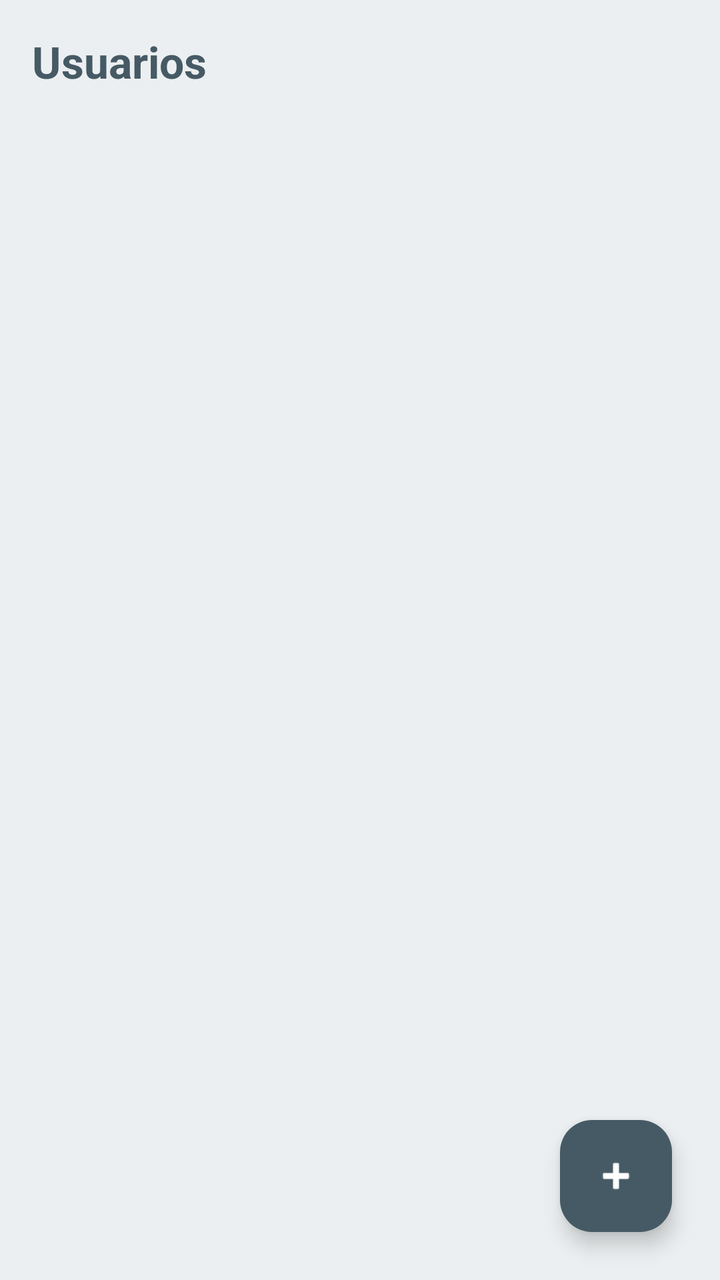
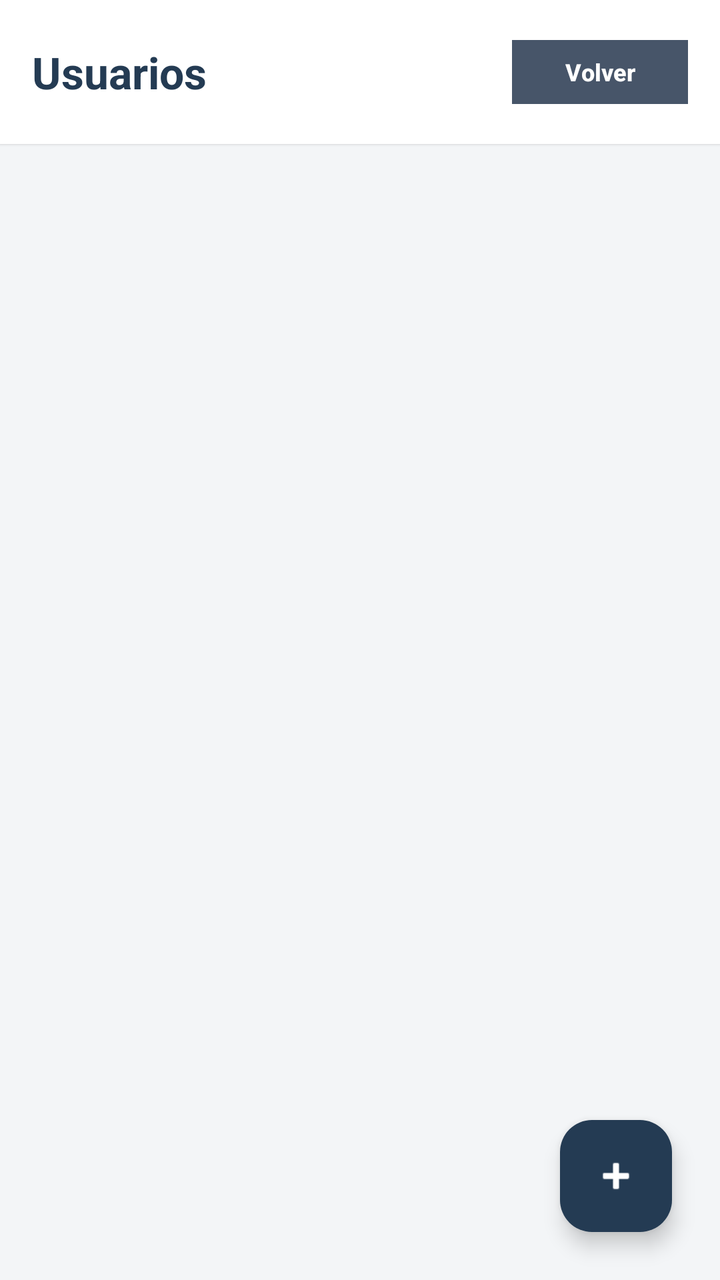

The first picture is an Android layout as it rendered before a commit; the second is the same layout after the commit. The layout source and the unified diff follow.
<!-- AndroidManifest.xml: application theme Theme.SistemaDeBodega -->
<!-- res/layout/activity_usuarios.xml -->
<?xml version="1.0" encoding="utf-8"?>
<androidx.coordinatorlayout.widget.CoordinatorLayout xmlns:android="http://schemas.android.com/apk/res/android"
    xmlns:app="http://schemas.android.com/apk/res-auto"
    android:layout_width="match_parent"
    android:layout_height="match_parent"
    android:background="@color/background">

    <LinearLayout
        android:layout_width="match_parent"
        android:layout_height="match_parent"
        android:orientation="vertical"
        android:padding="16dp">

        <TextView
            android:layout_width="match_parent"
            android:layout_height="wrap_content"
            android:layout_marginBottom="16dp"
            android:text="@string/user_titulo"
            android:textColor="@color/primary"
            android:textSize="22sp"
            android:textStyle="bold" />

        <androidx.recyclerview.widget.RecyclerView
            android:id="@+id/rvUsuarios"
            android:layout_width="match_parent"
            android:layout_height="match_parent" />

    </LinearLayout>

    <com.google.android.material.floatingactionbutton.FloatingActionButton
        android:id="@+id/fabNuevoUsuario"
        android:layout_width="wrap_content"
        android:layout_height="wrap_content"
        android:layout_gravity="bottom|end"
        android:layout_margin="24dp"
        android:backgroundTint="@color/primary"
        android:contentDescription="@string/btn_nuevo_usuario"
        app:tint="@color/white"
        android:src="@android:drawable/ic_input_add" />

</androidx.coordinatorlayout.widget.CoordinatorLayout>
<!-- resources referenced by this layout -->
<resources>
  <color name="background">#ECEFF1</color>
  <color name="primary">#455A64</color>
  <color name="white">#FFFFFFFF</color>
  <string name="btn_nuevo_usuario">Nuevo Usuario</string>
  <string name="user_titulo">Usuarios</string>
  <style name="Theme.SistemaDeBodega" parent="Base.Theme.SistemaDeBodega" />
  <style name="Base.Theme.SistemaDeBodega" parent="Theme.Material3.DayNight.NoActionBar">
  
          
          <item name="materialButtonStyle">@style/BotonCuadrado</item>
  
      </style>
  <style name="BotonCuadrado" parent="Widget.Material3.Button">
  
          <item name="cornerRadius">0dp</item>
  
      </style>
</resources>

<!-- the commit's change to res/layout/activity_usuarios.xml (unified diff, before → after) -->
@@ -3,27 +3,55 @@
     xmlns:app="http://schemas.android.com/apk/res-auto"
     android:layout_width="match_parent"
     android:layout_height="match_parent"
-    android:background="@color/background">
+    android:background="#F3F5F7">
 
     <LinearLayout
         android:layout_width="match_parent"
         android:layout_height="match_parent"
-        android:orientation="vertical"
-        android:padding="16dp">
+        android:orientation="vertical">
 
-        <TextView
+        
+        <LinearLayout
             android:layout_width="match_parent"
             android:layout_height="wrap_content"
-            android:layout_marginBottom="16dp"
-            android:text="@string/user_titulo"
-            android:textColor="@color/primary"
-            android:textSize="22sp"
-            android:textStyle="bold" />
+            android:orientation="horizontal"
+            android:gravity="center_vertical"
+            android:background="#FFFFFF"
+            android:paddingStart="16dp"
+            android:paddingEnd="16dp"
+            android:paddingTop="16dp"
+            android:paddingBottom="16dp"
+            android:elevation="1dp">
+
+            <TextView
+                android:layout_width="0dp"
+                android:layout_height="wrap_content"
+                android:layout_weight="1"
+                android:text="@string/user_titulo"
+                android:textColor="#243B53"
+                android:textSize="22sp"
+                android:textStyle="bold" />
+
+            <Button
+                android:id="@+id/btnVolverUsuarios"
+                android:layout_width="wrap_content"
+                android:layout_height="40dp"
+                android:backgroundTint="#475569"
+                android:text="Volver"
+                android:textAllCaps="false"
+                android:textColor="#FFFFFF"
+                android:textSize="12sp"
+                android:textStyle="bold" />
+
+        </LinearLayout>
 
         <androidx.recyclerview.widget.RecyclerView
             android:id="@+id/rvUsuarios"
             android:layout_width="match_parent"
-            android:layout_height="match_parent" />
+            android:layout_height="match_parent"
+            android:padding="16dp"
+            android:clipToPadding="false"
+            android:paddingBottom="80dp" />
 
     </LinearLayout>
 
@@ -33,7 +61,7 @@
         android:layout_height="wrap_content"
         android:layout_gravity="bottom|end"
         android:layout_margin="24dp"
-        android:backgroundTint="@color/primary"
+        android:backgroundTint="#243B53"
         android:contentDescription="@string/btn_nuevo_usuario"
         app:tint="@color/white"
         android:src="@android:drawable/ic_input_add" />
<!-- resource entries referenced after the edit -->
@@ -1,7 +1,5 @@
 <!-- resources referenced by this layout -->
 <resources>
-  <color name="background">#ECEFF1</color>
-  <color name="primary">#455A64</color>
   <color name="white">#FFFFFFFF</color>
   <string name="btn_nuevo_usuario">Nuevo Usuario</string>
   <string name="user_titulo">Usuarios</string>
